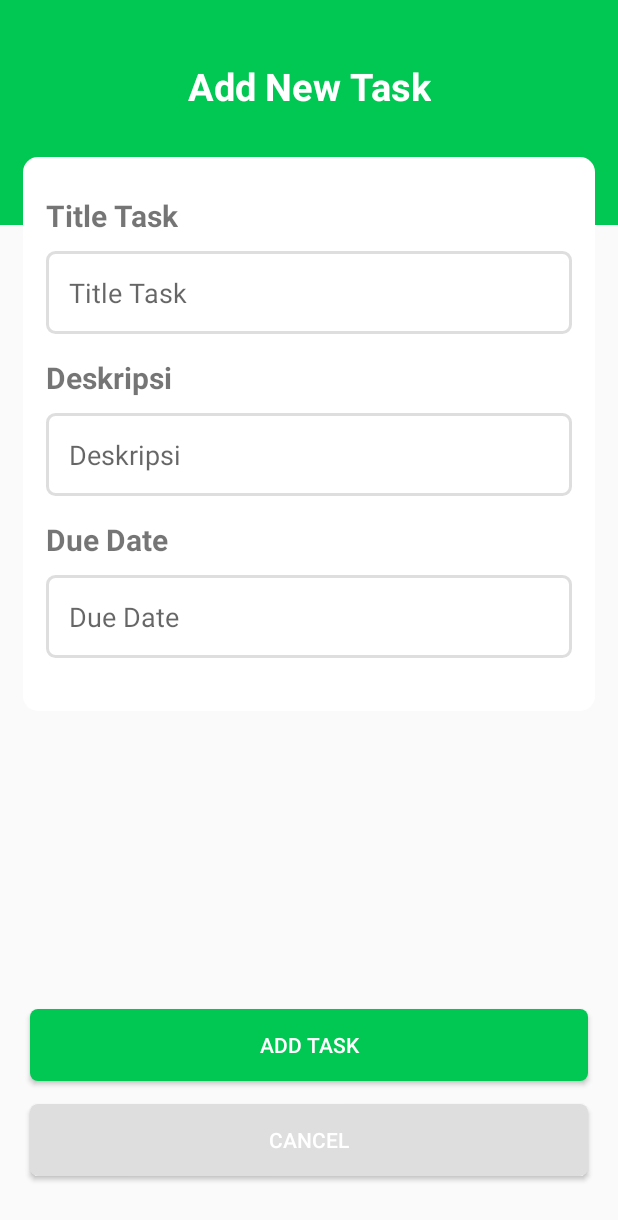
After one commit to mfathulilham/job-scheduler, an Android app: the AddMyTaskActivity screen opened directly, with no data from a screen before it, on a phone screen of 412 x 824 dp. The commit adds this screen. Shown: the top 1220 px of the screen. Run offline under Robolectric (Android 15) with nearby library versions, the phone set to English and light mode, and no system bars; our stand-ins replace Firebase (no records; nobody signed in at launch, a user with empty details on screens opened directly).

Commit message:
Add Backend to MyTask Fragment

```diff
--- a/app/src/main/AndroidManifest.xml
+++ b/app/src/main/AndroidManifest.xml
@@ -2,7 +2,8 @@
 <manifest xmlns:android="http://schemas.android.com/apk/res/android"
     package="com.example.jobscheduler">
 
-    <uses-permission android:name="android.permission.INTERNET"/>
+    <uses-permission android:name="android.permission.INTERNET" />
+
     <application
         android:allowBackup="true"
         android:icon="@mipmap/ic_launcher"
@@ -10,7 +11,8 @@
         android:roundIcon="@mipmap/ic_launcher_round"
         android:supportsRtl="true"
         android:theme="@style/AppTheme">
-        <activity android:name=".RegisterActivity"></activity>
+        <activity android:name=".AddMyTaskActivity"></activity>
+        <activity android:name=".RegisterActivity" />
         <activity android:name=".LoginActivity" />
         <activity android:name=".MainActivity" />
         <activity android:name=".WelcomeActivity">
--- /dev/null
+++ b/app/src/main/java/com/example/jobscheduler/AddMyTaskActivity.java
@@ -0,0 +1,62 @@
+package com.example.jobscheduler;
+
+import androidx.appcompat.app.AppCompatActivity;
+
+import android.os.Bundle;
+import android.view.View;
+import android.widget.Button;
+import android.widget.EditText;
+
+import com.google.firebase.auth.FirebaseAuth;
+import com.google.firebase.database.DatabaseReference;
+import com.google.firebase.database.FirebaseDatabase;
+
+import java.util.Random;
+
+public class AddMyTaskActivity extends AppCompatActivity implements View.OnClickListener {
+
+    EditText edtTitle, edtDeskripsi, edtDue;
+    Button btnAdd, btnCancel;
+    String title, desc, due;
+
+    private FirebaseAuth mAuth;
+    private DatabaseReference mdatabase;
+    private FirebaseDatabase database;
+    Integer numRandom = new Random().nextInt();
+
+    @Override
+    protected void onCreate(Bundle savedInstanceState) {
+        super.onCreate(savedInstanceState);
+        setContentView(R.layout.activity_add_my_task);
+        database = FirebaseDatabase.getInstance();
+        mdatabase = database.getReference("MyTask");
+        mAuth = FirebaseAuth.getInstance();
+
+        edtTitle = findViewById(R.id.edtTitle);
+        edtDeskripsi = findViewById(R.id.edtDeskripsi);
+        edtDue = findViewById(R.id.edtDue);
+        btnAdd = findViewById(R.id.btnAdd);
+        btnCancel = findViewById(R.id.btnCancel);
+
+        btnAdd.setOnClickListener(this);
+        btnCancel.setOnClickListener(this);
+    }
+
+    @Override
+    public void onClick(View view) {
+        switch (view.getId()) {
+            case R.id.btnAdd: {
+                title = edtTitle.getText().toString().trim();
+                desc = edtDeskripsi.getText().toString().trim();
+                due = edtDue.getText().toString().trim();
+                MyTask myTask = new MyTask(title, desc, due);
+                mdatabase.child(mAuth.getCurrentUser().getUid()).child("MyTask" + numRandom).setValue(myTask);
+                finish();
+            }
+            case R.id.btnCancel: {
+                finish();
+            }
+
+        }
+    }
+}
--- a/app/src/main/java/com/example/jobscheduler/MyTask.java
+++ b/app/src/main/java/com/example/jobscheduler/MyTask.java
@@ -2,6 +2,10 @@ package com.example.jobscheduler;
 
 public class MyTask {
     String title,desc,due;
+
+    public MyTask() {
+
+    }
 
     public MyTask(String title, String desc, String due) {
         this.title = title;
--- a/app/src/main/java/com/example/jobscheduler/MyTaskAdapter.java
+++ b/app/src/main/java/com/example/jobscheduler/MyTaskAdapter.java
@@ -9,13 +9,14 @@ import android.widget.TextView;
 import androidx.annotation.NonNull;
 import androidx.recyclerview.widget.RecyclerView;
 
+import java.util.ArrayList;
 import java.util.List;
 
 public class MyTaskAdapter extends RecyclerView.Adapter<MyTaskAdapter.MyViewHolder> {
-    List<MyTask> tList;
+    ArrayList<MyTask> tList;
     Context context;
 
-    public MyTaskAdapter(List<MyTask> tList, Context context) {
+    public MyTaskAdapter(ArrayList<MyTask> tList, Context context) {
         this.tList = tList;
         this.context = context;
     }
--- a/app/src/main/java/com/example/jobscheduler/MyTaskFragment.java
+++ b/app/src/main/java/com/example/jobscheduler/MyTaskFragment.java
@@ -1,7 +1,9 @@
 package com.example.jobscheduler;
 
+import android.content.Intent;
 import android.os.Bundle;
 
+import androidx.annotation.NonNull;
 import androidx.annotation.Nullable;
 import androidx.fragment.app.Fragment;
 import androidx.recyclerview.widget.LinearLayoutManager;
@@ -10,9 +12,19 @@ import androidx.recyclerview.widget.RecyclerView;
 import android.view.LayoutInflater;
 import android.view.View;
 import android.view.ViewGroup;
+import android.widget.Toast;
+
+import com.google.android.material.floatingactionbutton.FloatingActionButton;
+import com.google.firebase.auth.FirebaseAuth;
+import com.google.firebase.database.DataSnapshot;
+import com.google.firebase.database.DatabaseError;
+import com.google.firebase.database.DatabaseReference;
+import com.google.firebase.database.FirebaseDatabase;
+import com.google.firebase.database.ValueEventListener;
 
 import java.util.ArrayList;
 import java.util.List;
+import java.util.Random;
 
 
 /**
@@ -22,8 +34,13 @@ public class MyTaskFragment extends Fragment {
 
     View view;
     RecyclerView recyclerView;
-    List<MyTask> tList;
+    ArrayList<MyTask> tList;
     MyTaskAdapter myTaskAdapter;
+    DatabaseReference mdatabase;
+    FirebaseDatabase database;
+    private FirebaseAuth mAuth;
+    FloatingActionButton floatingActionButton;
+    Integer numRandom = new Random().nextInt();
 
     public MyTaskFragment() {
         // Required empty public constructor
@@ -35,23 +52,56 @@ public class MyTaskFragment extends Fragment {
         // Inflate the layout for this fragment
         view = inflater.inflate(R.layout.fragment_my_task, container, false);
 
+        database = FirebaseDatabase.getInstance();
+        mdatabase = database.getReference("MyTask");
+        mAuth = FirebaseAuth.getInstance();
+
         recyclerView = view.findViewById(R.id.rvMyTask);
-        myTaskAdapter = new MyTaskAdapter(tList,getContext());
-        recyclerView.setAdapter(myTaskAdapter);
-        recyclerView.setLayoutManager(new LinearLayoutManager(getActivity()));
+        floatingActionButton = view.findViewById(R.id.fab);
 
+//        myTaskAdapter = new MyTaskAdapter(tList,getContext());
+//        recyclerView.setAdapter(myTaskAdapter);
+
+//        recyclerView.setLayoutManager(new LinearLayoutManager(getActivity()));
+        showRecyclerList();
+        floatingActionButton.setOnClickListener(new View.OnClickListener() {
+            @Override
+            public void onClick(View view) {
+                Intent intent = new Intent(getActivity(), AddMyTaskActivity.class);
+                startActivity(intent);
+            }
+        });
         return view;
     }
 
-    @Override
-    public void onCreate(@Nullable Bundle savedInstanceState) {
-        super.onCreate(savedInstanceState);
+    private void showRecyclerList() {
+        recyclerView.setLayoutManager(new LinearLayoutManager(getActivity()));
+        tList = new ArrayList<MyTask>();
 
-        tList = new ArrayList<>();
-        tList.add(new MyTask("Tandatangan Berkas", "Deskripsi : Tandatangan berkas di bagian...","Due Sat 17.30 PM"));
-        tList.add(new MyTask("Pengambilan Form", "Deskripsi : Pengambilan form di bagian...","Due Thu 20.30 PM"));
-        tList.add(new MyTask("Pengurusan KRS", "Deskripsi : Pengurusan KRS di bagian...","Due Fri 18.30 PM"));
-        tList.add(new MyTask("Pengembalian Berkas", "Deskripsi : Pengembalian berkas di bagian...","Due Tue 09.00 AM"));
-        tList.add(new MyTask("Mengajar", "Deskripsi : Mengajar di kelas...","Due Mon 11.00 AM"));
+        //Retrieve  Data from Firebase
+//        mdatabase = FirebaseDatabase.getInstance().getReference().child("MyTask");
+        mdatabase.child(mAuth.getCurrentUser().getUid());
+        mdatabase.addValueEventListener(new ValueEventListener() {
+            @Override
+            public void onDataChange(@NonNull DataSnapshot dataSnapshot) {
+                //set code to retrieve data and replace Layout
+                for (DataSnapshot dataSnapshot1: dataSnapshot.getChildren()){
+                    MyTask myTask = dataSnapshot1.getValue(MyTask.class);
+//                    String uid= mAuth.getCurrentUser().getUid();
+//                    MyTask myTask = dataSnapshot1.child(uid).getValue(MyTask.class);
+                    tList.add(myTask);
+                }
+                myTaskAdapter = new MyTaskAdapter(tList, getContext());
+                recyclerView.setAdapter(myTaskAdapter);
+                myTaskAdapter.notifyDataSetChanged();
+            }
+
+            @Override
+            public void onCancelled(@NonNull DatabaseError databaseError) {
+                Toast.makeText(getContext(), "Oops.. No data", Toast.LENGTH_SHORT).show();
+            }
+        });
     }
+
+
 }
--- a/app/src/main/java/com/example/jobscheduler/RegisterActivity.java
+++ b/app/src/main/java/com/example/jobscheduler/RegisterActivity.java
@@ -129,7 +129,7 @@ public class RegisterActivity extends AppCompatActivity implements View.OnClickL
                     public void onComplete(@NonNull Task<AuthResult> task) {
                         if (task.isSuccessful()) {
                             user = new User(username,email,password,phone,occup,address);
-                            database.getReference("Users").child(mAuth.getCurrentUser().getUid()).setValue(user);
+                            mdatabase.child(mAuth.getCurrentUser().getUid()).setValue(user);
                             finish();
                             Toast.makeText(RegisterActivity.this, "Registration Success",
                                     Toast.LENGTH_SHORT).show();
--- /dev/null
+++ b/app/src/main/res/drawable/background_gray.xml
@@ -0,0 +1,5 @@
+<?xml version="1.0" encoding="utf-8"?>
+<shape xmlns:android="http://schemas.android.com/apk/res/android">
+    <solid android:color="@color/gray_muda"/>
+    <corners android:radius="5dp"/>
+</shape>
--- /dev/null
+++ b/app/src/main/res/drawable/background_white.xml
@@ -0,0 +1,5 @@
+<?xml version="1.0" encoding="utf-8"?>
+<shape xmlns:android="http://schemas.android.com/apk/res/android">
+    <solid android:color="@color/white"/>
+    <corners android:radius="10dp"/>
+</shape>
--- /dev/null
+++ b/app/src/main/res/layout/activity_add_my_task.xml
@@ -0,0 +1,126 @@
+<?xml version="1.0" encoding="utf-8"?>
+<androidx.constraintlayout.widget.ConstraintLayout xmlns:android="http://schemas.android.com/apk/res/android"
+    xmlns:tools="http://schemas.android.com/tools"
+    android:layout_width="match_parent"
+    android:layout_height="match_parent"
+    xmlns:app="http://schemas.android.com/apk/res-auto"
+    tools:context=".AddMyTaskFragment">
+
+    <View
+        android:id="@+id/view2"
+        android:layout_width="match_parent"
+        android:layout_height="150dp"
+        android:background="@color/Green"
+        app:layout_constraintTop_toTopOf="parent" />
+    <TextView
+        android:id="@+id/title"
+        style="@style/title_text"
+        android:textColor="@color/white"
+        android:layout_width="wrap_content"
+        android:layout_height="wrap_content"
+        android:layout_marginTop="40dp"
+        android:text="Add New Task"
+        android:textSize="25sp"
+        app:layout_constraintEnd_toEndOf="parent"
+        app:layout_constraintStart_toStartOf="parent"
+        app:layout_constraintTop_toTopOf="parent" />
+
+    <LinearLayout
+        android:layout_width="match_parent"
+        android:layout_height="wrap_content"
+        android:layout_marginTop="30dp"
+        android:layout_marginLeft="15dp"
+        android:layout_marginRight="15dp"
+        android:background="@drawable/background_white"
+        android:orientation="vertical"
+        android:paddingTop="15dp"
+        android:paddingLeft="15dp"
+        android:paddingRight="15dp"
+        android:paddingBottom="35dp"
+        app:layout_constraintTop_toBottomOf="@+id/title">
+
+        <TextView
+            style="@style/title_text"
+            android:layout_width="wrap_content"
+            android:layout_height="wrap_content"
+            android:layout_marginTop="10dp"
+            android:text="@string/title_task"
+            android:textSize="20sp" />
+
+        <EditText
+            android:id="@+id/edtTitle"
+            android:layout_width="match_parent"
+            android:layout_height="55dp"
+            android:layout_marginTop="10dp"
+            android:background="@drawable/stroke_black"
+            android:hint="@string/title_task"
+            android:paddingLeft="15dp" />
+
+        <TextView
+            style="@style/title_text"
+            android:layout_width="wrap_content"
+            android:layout_height="wrap_content"
+            android:layout_marginTop="15dp"
+            android:text="@string/deskripsi"
+            android:textSize="20sp" />
+
+
+        <EditText
+            android:id="@+id/edtDeskripsi"
+            android:layout_width="match_parent"
+            android:layout_height="55dp"
+            android:layout_marginTop="10dp"
+            android:background="@drawable/stroke_black"
+            android:hint="@string/deskripsi"
+            android:paddingLeft="15dp" />
+
+        <TextView
+            android:id="@+id/textView5"
+            style="@style/title_text"
+            android:layout_width="wrap_content"
+            android:layout_height="wrap_content"
+            android:layout_marginTop="15dp"
+            android:text="@string/due_date"
+            android:textSize="20sp" />
+
+        <EditText
+            android:id="@+id/edtDue"
+            android:layout_width="match_parent"
+            android:layout_height="55dp"
+            android:layout_marginTop="10dp"
+            android:background="@drawable/stroke_black"
+            android:hint="@string/due_date"
+            android:paddingLeft="15dp" />
+    </LinearLayout>
+    <Button
+        android:id="@+id/btnAdd"
+        android:layout_width="match_parent"
+        android:layout_height="wrap_content"
+        android:layout_marginLeft="20dp"
+        android:layout_marginRight="20dp"
+        android:layout_marginBottom="15dp"
+        android:background="@drawable/btn_green"
+        android:text="Add Task"
+        android:textColor="@color/white"
+        app:layout_constraintBottom_toTopOf="@+id/btnCancel"
+        app:layout_constraintEnd_toEndOf="parent"
+        app:layout_constraintHorizontal_bias="0.85"
+        app:layout_constraintStart_toStartOf="parent"
+        app:layout_constraintTop_toTopOf="parent"
+        app:layout_constraintVertical_bias="1.0" />
+
+    <Button
+        android:id="@+id/btnCancel"
+        android:layout_width="match_parent"
+        android:layout_height="wrap_content"
+        android:layout_marginLeft="20dp"
+        android:layout_marginRight="20dp"
+        android:layout_marginBottom="40dp"
+        android:background="@drawable/background_gray"
+        android:text="@string/cancel"
+        android:textColor="@color/white"
+        app:layout_constraintBottom_toBottomOf="parent"
+        app:layout_constraintEnd_toEndOf="parent"
+        app:layout_constraintStart_toStartOf="parent" />
+
+</androidx.constraintlayout.widget.ConstraintLayout>
--- a/app/src/main/res/values/strings.xml
+++ b/app/src/main/res/values/strings.xml
@@ -11,4 +11,8 @@
     <string name="hello_blank_fragment">Hello blank fragment</string>
     <string name="register">Register</string>
     <string name="username">Username</string>
+    <string name="title_task">Title Task</string>
+    <string name="deskripsi">Deskripsi</string>
+    <string name="due_date">Due Date</string>
+    <string name="cancel">Cancel</string>
 </resources>
```
